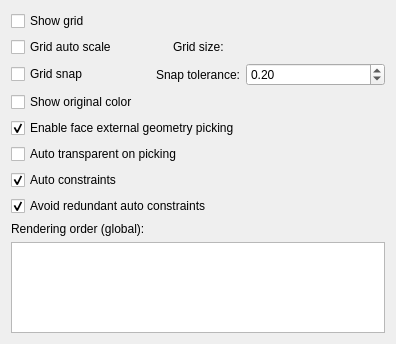
Old version of the form src/Mod/Sketcher/Gui/TaskSketcherGeneral.ui in the repository wavexx/FreeCAD.
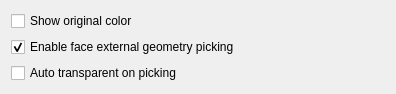
New version of the form. Custom widgets are drawn as their Qt base class.

Commit message: Sketcher: add back general task panel for some options

The edit to the form file:
```diff
--- a/src/Mod/Sketcher/Gui/TaskSketcherGeneral.ui
+++ b/src/Mod/Sketcher/Gui/TaskSketcherGeneral.ui
@@ -7,172 +7,13 @@
     <x>0</x>
     <y>0</y>
     <width>396</width>
-    <height>344</height>
+    <height>93</height>
    </rect>
   </property>
   <property name="windowTitle">
    <string>Form</string>
   </property>
   <layout class="QVBoxLayout" name="verticalLayout">
-   <item>
-    <widget class="Gui::PrefCheckBox" name="checkBoxShowGrid">
-     <property name="enabled">
-      <bool>true</bool>
-     </property>
-     <property name="toolTip">
-      <string>A grid will be shown</string>
-     </property>
-     <property name="text">
-      <string>Show grid</string>
-     </property>
-     <property name="checked">
-      <bool>false</bool>
-     </property>
-     <property name="prefEntry" stdset="0">
-      <cstring>ShowGrid</cstring>
-     </property>
-     <property name="prefPath" stdset="0">
-      <cstring>Mod/Sketcher/General</cstring>
-     </property>
-    </widget>
-   </item>
-   <item>
-    <layout class="QHBoxLayout" name="horizontalLayout">
-     <item>
-      <widget class="QCheckBox" name="checkBoxGridAutoScale">
-       <property name="toolTip">
-        <string>Auto change grid size depending on the zoom level of the current view.</string>
-       </property>
-       <property name="text">
-        <string>Grid auto scale</string>
-       </property>
-      </widget>
-     </item>
-     <item>
-      <widget class="QLabel" name="label">
-       <property name="sizePolicy">
-        <sizepolicy hsizetype="Maximum" vsizetype="Preferred">
-         <horstretch>0</horstretch>
-         <verstretch>0</verstretch>
-        </sizepolicy>
-       </property>
-       <property name="text">
-        <string>Grid size:</string>
-       </property>
-      </widget>
-     </item>
-     <item>
-      <widget class="Gui::PrefQuantitySpinBox" name="gridSize" native="true">
-       <property name="sizePolicy">
-        <sizepolicy hsizetype="Minimum" vsizetype="Preferred">
-         <horstretch>0</horstretch>
-         <verstretch>0</verstretch>
-        </sizepolicy>
-       </property>
-       <property name="minimumSize">
-        <size>
-         <width>100</width>
-         <height>0</height>
-        </size>
-       </property>
-       <property name="toolTip">
-        <string>Distance between two subsequent grid lines</string>
-       </property>
-       <property name="unit" stdset="0">
-        <string notr="true">mm</string>
-       </property>
-       <property name="decimals" stdset="0">
-        <number>3</number>
-       </property>
-       <property name="maximum" stdset="0">
-        <double>99999999.000000000000000</double>
-       </property>
-       <property name="minimum" stdset="0">
-        <double>0.001000000000000</double>
-       </property>
-       <property name="singleStep" stdset="0">
-        <double>1.000000000000000</double>
-       </property>
-       <property name="value" stdset="0">
-        <double>10.000000000000000</double>
-       </property>
-       <property name="prefEntry" stdset="0">
-        <cstring>GridSize</cstring>
-       </property>
-       <property name="prefPath" stdset="0">
-        <cstring>Mod/Sketcher/General/GridSize</cstring>
-       </property>
-      </widget>
-     </item>
-    </layout>
-   </item>
-   <item>
-    <layout class="QHBoxLayout" name="horizontalLayout_2">
-     <item>
-      <widget class="Gui::PrefCheckBox" name="checkBoxGridSnap">
-       <property name="enabled">
-        <bool>true</bool>
-       </property>
-       <property name="toolTip">
-        <string>New points will snap to the nearest grid line.
-
-You can temporarily disable snapping by holding the 'Shift' key.</string>
-       </property>
-       <property name="text">
-        <string>Grid snap</string>
-       </property>
-       <property name="prefEntry" stdset="0">
-        <cstring>GridSnap</cstring>
-       </property>
-       <property name="prefPath" stdset="0">
-        <cstring>Mod/Sketcher/General</cstring>
-       </property>
-      </widget>
-     </item>
-     <item>
-      <widget class="QLabel" name="label_3">
-       <property name="sizePolicy">
-        <sizepolicy hsizetype="Maximum" vsizetype="Preferred">
-         <horstretch>0</horstretch>
-         <verstretch>0</verstretch>
-        </sizepolicy>
-       </property>
-       <property name="text">
-        <string>Snap tolerance:</string>
-       </property>
-      </widget>
-     </item>
-     <item>
-      <widget class="Gui::PrefDoubleSpinBox" name="snapTolerance">
-       <property name="sizePolicy">
-        <sizepolicy hsizetype="Minimum" vsizetype="Fixed">
-         <horstretch>0</horstretch>
-         <verstretch>0</verstretch>
-        </sizepolicy>
-       </property>
-       <property name="toolTip">
-        <string>The tolerance multiplying the grid width defines a distance within which the pointer will snap
-to the nearest grid point.</string>
-       </property>
-       <property name="maximum">
-        <double>0.500000000000000</double>
-       </property>
-       <property name="singleStep">
-        <double>0.050000000000000</double>
-       </property>
-       <property name="value">
-        <double>0.200000000000000</double>
-       </property>
-       <property name="prefEntry" stdset="0">
-        <cstring>SnapTolerance</cstring>
-       </property>
-       <property name="prefPath" stdset="0">
-        <cstring>Mod/Sketcher/General</cstring>
-       </property>
-      </widget>
-     </item>
-    </layout>
-   </item>
    <item>
     <widget class="Gui::PrefCheckBox" name="showOriginalColor">
      <property name="toolTip">
@@ -222,85 +63,6 @@
      </property>
     </widget>
    </item>
-   <item>
-    <widget class="Gui::PrefCheckBox" name="checkBoxAutoconstraints">
-     <property name="enabled">
-      <bool>true</bool>
-     </property>
-     <property name="toolTip">
-      <string>Sketcher proposes automatically sensible constraints.</string>
-     </property>
-     <property name="text">
-      <string>Auto constraints</string>
-     </property>
-     <property name="checked">
-      <bool>true</bool>
-     </property>
-     <property name="prefEntry" stdset="0">
-      <cstring>AutoConstraints</cstring>
-     </property>
-     <property name="prefPath" stdset="0">
-      <cstring>Mod/Sketcher/General</cstring>
-     </property>
-    </widget>
-   </item>
-   <item>
-    <widget class="Gui::PrefCheckBox" name="checkBoxRedundantAutoconstraints">
-     <property name="toolTip">
-      <string>Sketcher tries not to propose redundant auto constraints</string>
-     </property>
-     <property name="text">
-      <string>Avoid redundant auto constraints</string>
-     </property>
-     <property name="checked">
-      <bool>true</bool>
-     </property>
-     <property name="prefEntry" stdset="0">
-      <cstring>AvoidRedundantAutoconstraints</cstring>
-     </property>
-     <property name="prefPath" stdset="0">
-      <cstring>Mod/Sketcher/General</cstring>
-     </property>
-    </widget>
-   </item>
-   <item>
-    <widget class="QLabel" name="label_2">
-     <property name="text">
-      <string>Rendering order (global):</string>
-     </property>
-    </widget>
-   </item>
-   <item>
-    <widget class="QListWidget" name="renderingOrder">
-     <property name="sizePolicy">
-      <sizepolicy hsizetype="Expanding" vsizetype="MinimumExpanding">
-       <horstretch>0</horstretch>
-       <verstretch>0</verstretch>
-      </sizepolicy>
-     </property>
-     <property name="minimumSize">
-      <size>
-       <width>12</width>
-       <height>60</height>
-      </size>
-     </property>
-     <property name="toolTip">
-      <string>To change, drag and drop a geometry type to top or bottom</string>
-     </property>
-     <property name="dragEnabled">
-      <bool>true</bool>
-     </property>
-     <property name="dragDropMode">
-      <enum>QAbstractItemView::InternalMove</enum>
-     </property>
-     <property name="resizeMode">
-      <enum>QListView::Fixed</enum>
-     </property>
-     <property name="sortingEnabled">
-      <bool>false</bool>
-     </property>
-    </widget>
-   </item>
   </layout>
  </widget>
  <customwidgets>
@@ -309,16 +71,6 @@
    <extends>QCheckBox</extends>
    <header>Gui/PrefWidgets.h</header>
   </customwidget>
-  <customwidget>
-   <class>Gui::PrefQuantitySpinBox</class>
-   <extends>QWidget</extends>
-   <header>Gui/PrefWidgets.h</header>
-  </customwidget>
-  <customwidget>
-   <class>Gui::PrefDoubleSpinBox</class>
-   <extends>QDoubleSpinBox</extends>
-   <header>Gui/PrefWidgets.h</header>
-  </customwidget>
  </customwidgets>
  <resources/>
  <connections/>
```
The commit also changes 5 other files.
